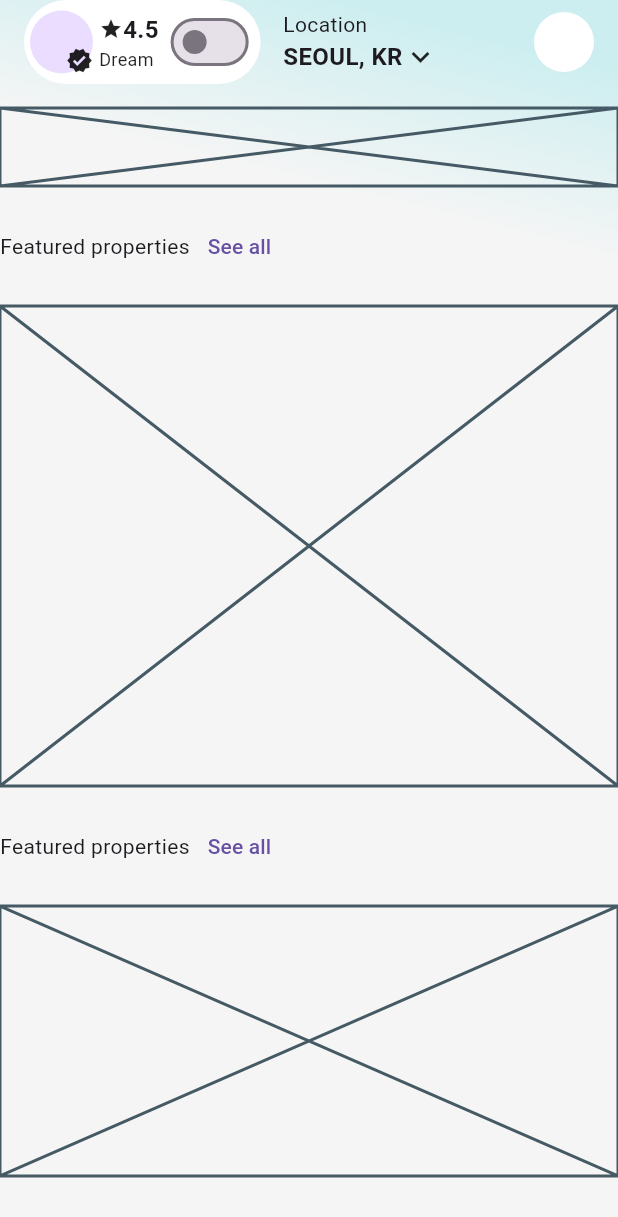
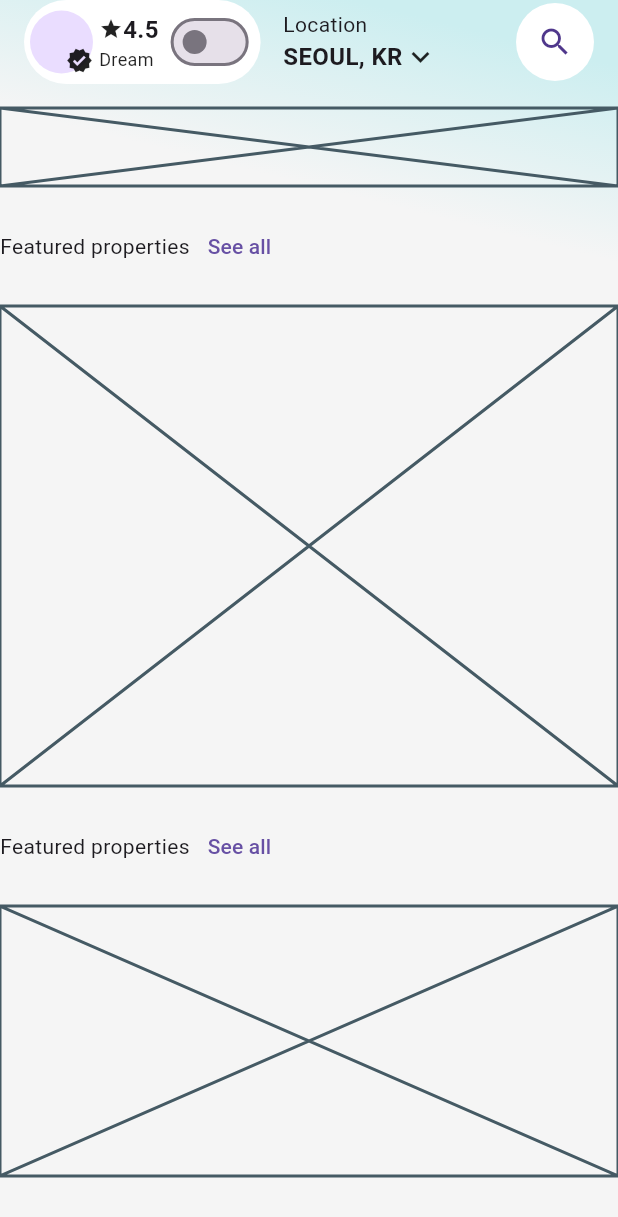
Before and after one commit to JAICHANGPARK/flutter_notebook_chapter_49, a Flutter app: the RealEstateHomePage screen opened directly, on a phone screen of 412 x 824 dp. Shown: the top 1217 px of the screen. Run offline on Flutter 3.47's test engine with Material 3 defaults, Android fonts, the phone set to English and light mode, and no system bars; our stand-ins replace dots_indicator, gap, google_fonts.

Commit message:
Update real_estate_home_page.dart

```diff
--- a/lib/ep2472_real_estate_app/ui/real_estate_home_page.dart
+++ b/lib/ep2472_real_estate_app/ui/real_estate_home_page.dart
@@ -108,8 +108,10 @@ class _RealEstateHomePageState extends State<RealEstateHomePage> {
                               children: [
                                 Text(
                                   "SEOUL, KR",
-                                  style: TextStyle(fontWeight: FontWeight.bold,
-                                  fontSize: 16),
+                                  style: TextStyle(
+                                    fontWeight: FontWeight.bold,
+                                    fontSize: 16,
+                                  ),
                                 ),
                                 Icon(Icons.keyboard_arrow_down),
                               ],
@@ -117,7 +119,11 @@ class _RealEstateHomePageState extends State<RealEstateHomePage> {
                           ],
                         ),
                         Spacer(),
-                        CircleAvatar(backgroundColor: Colors.white),
+                        CircleAvatar(
+                          radius: 26,
+                          backgroundColor: Colors.white,
+                          child: Icon(Icons.search),
+                        ),
                       ],
                     ),
                   ),
```
